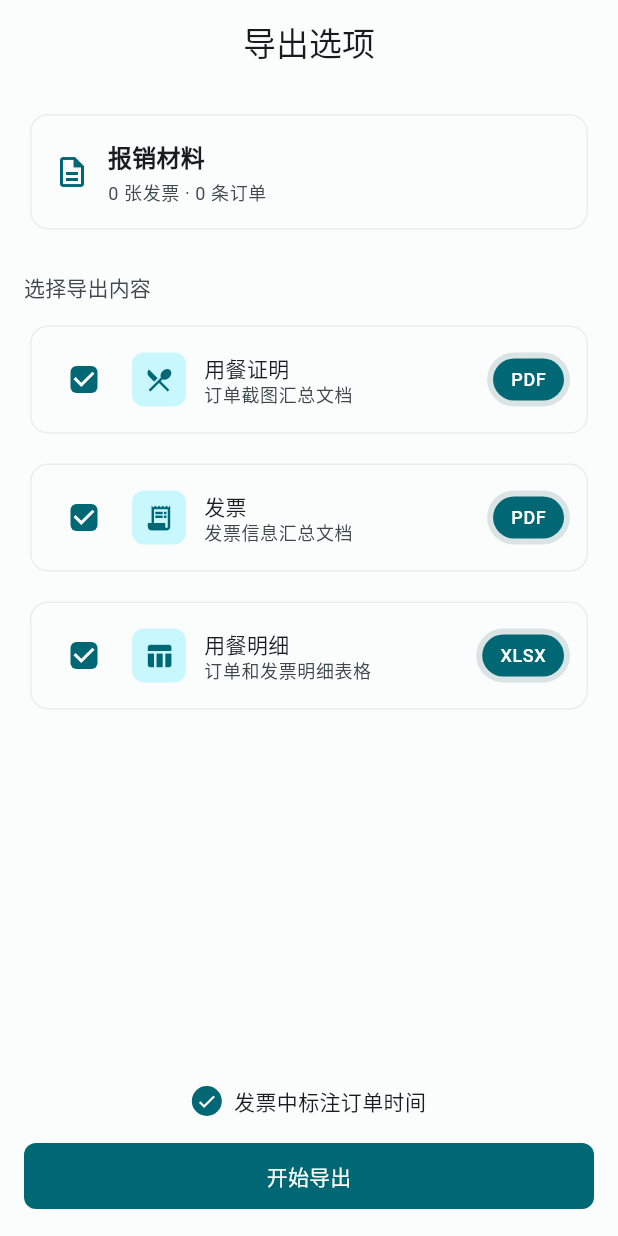
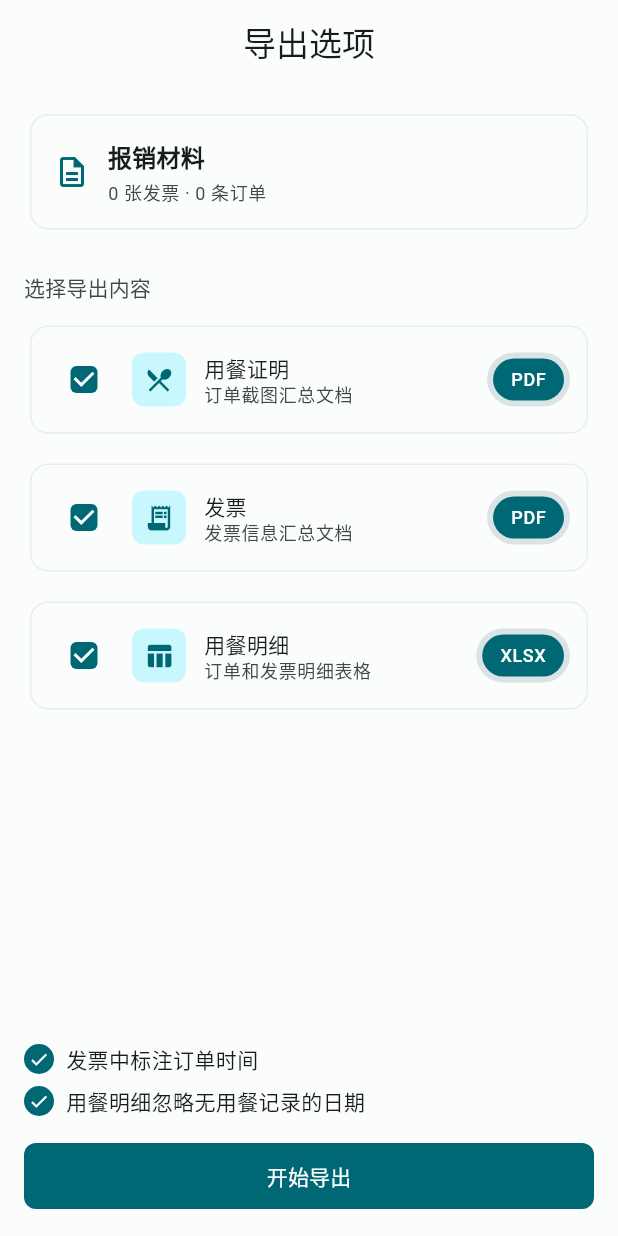
Before and after one commit to AccAutomaton/ReceiptTamer, a Flutter app: the ExportOptionsScreen screen opened by its route, on a phone screen of 412 x 824 dp. Run offline on Flutter 3.47's test engine with Material 3 defaults, Android fonts, the phone set to English and light mode, and no system bars; our stand-ins replace easy_refresh, file_picker, flutter_riverpod, freezed_annotation, go_router, image_picker and 3 more; missing offline and left inert: excel, syncfusion_flutter_pdf, syncfusion_flutter_pdfviewer; accounts and stored records are empty.

Commit message:
用餐明细表格导出Excel

```diff
--- /dev/null
+++ b/lib/data/models/daily_meal_details.dart
@@ -0,0 +1,48 @@
+import 'package:freezed_annotation/freezed_annotation.dart';
+
+part 'daily_meal_details.freezed.dart';
+part 'daily_meal_details.g.dart';
+
+/// Daily meal details for export
+/// Represents a single day's meal expense breakdown by meal time
+/// Each meal has both paid amount (order amount) and invoice amount
+@freezed
+abstract class DailyMealDetails with _$DailyMealDetails {
+  const factory DailyMealDetails({
+    required String date, // Format: yyyy-MM-dd
+    @Default(0.0) double breakfastPaid,
+    @Default(0.0) double breakfastInvoice,
+    @Default(0.0) double lunchPaid,
+    @Default(0.0) double lunchInvoice,
+    @Default(0.0) double dinnerPaid,
+    @Default(0.0) double dinnerInvoice,
+  }) = _DailyMealDetails;
+
+  factory DailyMealDetails.fromJson(Map<String, dynamic> json) =>
+      _$DailyMealDetailsFromJson(json);
+}
+
+/// Extension methods for DailyMealDetails
+extension DailyMealDetailsX on DailyMealDetails {
+  /// Get the date string for display (yyyy年MM月dd日)
+  String get dateDisplay {
+    try {
+      final parts = date.split('-');
+      if (parts.length >= 3) {
+        return '${parts[0]}年${parts[1]}月${parts[2]}日';
+      }
+    } catch (e) {
+      // ignore
+    }
+    return date;
+  }
+
+  /// Get total paid amount for the day
+  double get totalPaid => breakfastPaid + lunchPaid + dinnerPaid;
+
+  /// Get total invoice amount for the day
+  double get totalInvoice => breakfastInvoice + lunchInvoice + dinnerInvoice;
+
+  /// Check if this day has any meal records
+  bool get hasAnyMeal => breakfastPaid > 0 || lunchPaid > 0 || dinnerPaid > 0;
+}
--- a/lib/presentation/screens/export/export_options_screen.dart
+++ b/lib/presentation/screens/export/export_options_screen.dart
@@ -1,5 +1,6 @@
 import 'package:catering_receipt_recorder/data/models/invoice.dart';
 import 'package:catering_receipt_recorder/data/services/invoice_export_service.dart';
+import 'package:catering_receipt_recorder/data/services/meal_details_export_service.dart';
 import 'package:catering_receipt_recorder/data/services/meal_proof_export_service.dart';
 import 'package:catering_receipt_recorder/presentation/providers/invoice_provider.dart';
 import 'package:catering_receipt_recorder/presentation/providers/order_provider.dart';
@@ -32,6 +33,9 @@ class _ExportOptionsScreenState extends ConsumerState<ExportOptionsScreen> {
 
   // Invoice export options
   bool _showInvoiceTimeLabel = true; // Show time labels on invoices
+
+  // Meal details export options
+  bool _skipEmptyDays = true; // Skip days without meal records
 
   bool _isExporting = false;
 
@@ -135,15 +139,16 @@ class _ExportOptionsScreenState extends ConsumerState<ExportOptionsScreen> {
             ),
           ),
 
-          // Time label option (shown when invoice is selected)
-          if (_exportInvoice)
+          // Time label option for invoice export
           Padding(
             padding: const EdgeInsets.fromLTRB(16, 0, 16, 8),
             child: InkWell(
-                onTap: () => setState(() => _showInvoiceTimeLabel = !_showInvoiceTimeLabel),
+              onTap: _exportInvoice
+                  ? () => setState(() => _showInvoiceTimeLabel = !_showInvoiceTimeLabel)
+                  : null,
               borderRadius: BorderRadius.circular(20),
               child: Row(
-                  mainAxisAlignment: MainAxisAlignment.center,
+                mainAxisAlignment: MainAxisAlignment.start,
                 children: [
                   // Circular checkbox
                   AnimatedContainer(
@@ -152,17 +157,19 @@ class _ExportOptionsScreenState extends ConsumerState<ExportOptionsScreen> {
                     height: 20,
                     decoration: BoxDecoration(
                       shape: BoxShape.circle,
-                        color: _showInvoiceTimeLabel
+                      color: _exportInvoice && _showInvoiceTimeLabel
                           ? colorScheme.primary
                           : Colors.transparent,
                       border: Border.all(
-                          color: _showInvoiceTimeLabel
+                        color: _exportInvoice
+                            ? (_showInvoiceTimeLabel
                                 ? colorScheme.primary
-                              : colorScheme.outline,
+                                : colorScheme.outline)
+                            : colorScheme.outline.withValues(alpha: 0.5),
                         width: 2,
                       ),
                     ),
-                      child: _showInvoiceTimeLabel
+                    child: _exportInvoice && _showInvoiceTimeLabel
                         ? Icon(
                             Icons.check,
                             size: 14,
@@ -174,7 +181,61 @@ class _ExportOptionsScreenState extends ConsumerState<ExportOptionsScreen> {
                   Text(
                     '发票中标注订单时间',
                     style: theme.textTheme.bodyMedium?.copyWith(
-                        color: colorScheme.onSurface,
+                      color: _exportInvoice
+                          ? colorScheme.onSurface
+                          : colorScheme.onSurface.withValues(alpha: 0.5),
+                    ),
+                  ),
+                ],
+              ),
+            ),
+          ),
+
+          // Skip empty days option for meal details export
+          Padding(
+            padding: const EdgeInsets.fromLTRB(16, 0, 16, 8),
+            child: InkWell(
+              onTap: _exportMealDetails
+                  ? () => setState(() => _skipEmptyDays = !_skipEmptyDays)
+                  : null,
+              borderRadius: BorderRadius.circular(20),
+              child: Row(
+                mainAxisAlignment: MainAxisAlignment.start,
+                children: [
+                  // Circular checkbox
+                  AnimatedContainer(
+                    duration: const Duration(milliseconds: 200),
+                    width: 20,
+                    height: 20,
+                    decoration: BoxDecoration(
+                      shape: BoxShape.circle,
+                      color: _exportMealDetails && _skipEmptyDays
+                          ? colorScheme.primary
+                          : Colors.transparent,
+                      border: Border.all(
+                        color: _exportMealDetails
+                            ? (_skipEmptyDays
+                                ? colorScheme.primary
+                                : colorScheme.outline)
+                            : colorScheme.outline.withValues(alpha: 0.5),
+                        width: 2,
+                      ),
+                    ),
+                    child: _exportMealDetails && _skipEmptyDays
+                        ? Icon(
+                            Icons.check,
+                            size: 14,
+                            color: colorScheme.onPrimary,
+                          )
+                        : null,
+                  ),
+                  const SizedBox(width: 8),
+                  Text(
+                    '用餐明细忽略无用餐记录的日期',
+                    style: theme.textTheme.bodyMedium?.copyWith(
+                      color: _exportMealDetails
+                          ? colorScheme.onSurface
+                          : colorScheme.onSurface.withValues(alpha: 0.5),
                     ),
                   ),
                 ],
@@ -390,10 +451,47 @@ class _ExportOptionsScreenState extends ConsumerState<ExportOptionsScreen> {
         }
       }
 
-      // Export meal details (placeholder)
-      if (_exportMealDetails) {
-        // TODO: Implement meal details export
-        errors.add('用餐明细导出功能暂未实现');
+      // Export meal details
+      if (_exportMealDetails && invoices.isNotEmpty) {
+        try {
+          final fileName = '用餐明细_$timestamp.xlsx';
+
+          // Prepare daily meal details
+          // When skipEmptyDays is false, fill missing dates between first and last order date
+          final items = await MealDetailsExportService.prepareDailyMealDetails(
+            invoices: invoices,
+            getOrderIdsForInvoice: (id) =>
+                ref.read(invoiceProvider.notifier).getOrderIdsForInvoice(id),
+            getOrderById: (id) =>
+                ref.read(orderProvider.notifier).getOrderById(id),
+            fillMissingDates: !_skipEmptyDays,
+          );
+
+          if (items.isEmpty) {
+            errors.add('用餐明细：没有可导出的订单');
+          } else {
+            // Save to app temp directory first (avoids Android permission issues)
+            final tempDir = await getTemporaryDirectory();
+            final tempPath = '${tempDir.path}/$fileName';
+
+            await MealDetailsExportService.generateExcel(
+              items: items,
+              outputPath: tempPath,
+              skipEmptyDays: _skipEmptyDays,
+            );
+
+            // Share the file using share_plus
+            await SharePlus.instance.share(
+              ShareParams(
+                files: [XFile(tempPath)],
+                subject: fileName,
+              ),
+            );
+            successCount++;
+          }
+        } catch (e) {
+          errors.add('用餐明细导出失败: $e');
+        }
       }
 
       if (mounted) {
```
Also changed, not shown: lib/data/services/invoice_proration_util.dart (added, +128 -0 lines), lib/data/services/meal_details_export_service.dart (added, +248 -0 lines), lib/data/services/meal_proof_export_service.dart (+10 -50 lines), lib/data/models/daily_meal_details.freezed.dart (added), lib/data/models/daily_meal_details.g.dart (added). Lines whose indentation alone changed are shown as unchanged.
